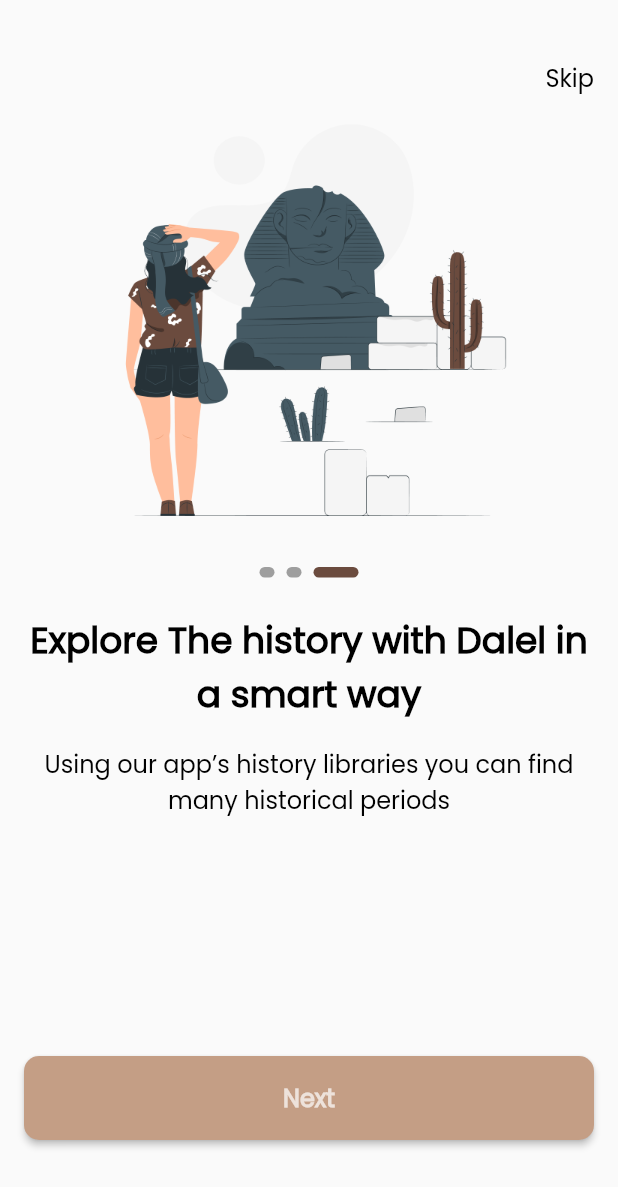
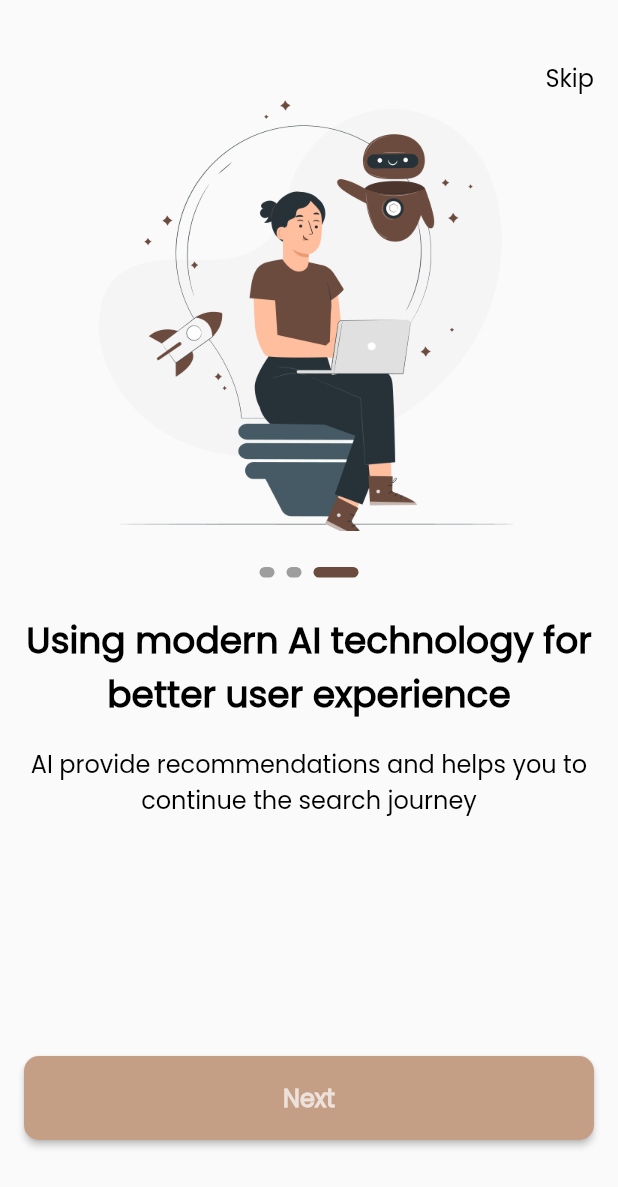
Before and after one commit to eiadHany/Daleel_app, a Flutter app: the screen it shows after launch, swiped to page 3, on a phone screen of 412 x 824 dp. Shown: the top 1187 px of the screen. Run offline on Flutter 3.47's test engine with Material 2 defaults, Android fonts, the phone set to English and light mode, and no system bars; drawn by our look-alikes of smooth_page_indicator; our stand-ins replace go_router.

Commit message:
create on boarding model

```diff
--- /dev/null
+++ b/lib/features/on boarding/data/models/on_boarding_model.dart
@@ -0,0 +1,16 @@
+import 'package:daleel/core/utils/app_assets.dart';
+
+class OnBoardingModel{
+  final String image;
+   final String title;
+    final String subtitle;
+
+  OnBoardingModel({required this.image, required this.title, required this.subtitle});
+
+
+}
+List <OnBoardingModel> onBoardingData= [
+  OnBoardingModel(image: Assets.onBoarding1, title: 'Explore The history with Dalel in a smart way', subtitle: 'Using our app’s history libraries you can find many historical periods'),
+   OnBoardingModel(image:Assets.onBoarding2, title: 'From every place on earth', subtitle: 'A big variety of ancient places from all over the world'),
+    OnBoardingModel(image:Assets.onBoarding3, title: 'Using modern AI technology for better user experience', subtitle: 'AI provide recommendations and helps you to continue the search journey')
+];
--- a/lib/features/on boarding/presentation/widget/on_boarding_view_body.dart
+++ b/lib/features/on boarding/presentation/widget/on_boarding_view_body.dart
@@ -1,6 +1,7 @@
 
 import 'package:daleel/core/utils/app_textstyle.dart';
 import 'package:daleel/core/widget/custom_btn.dart';
+import 'package:daleel/features/on%20boarding/data/models/on_boarding_model.dart';
 import 'package:daleel/features/on%20boarding/presentation/widget/custom_smooth_page_indicator.dart';
 import 'package:flutter/material.dart';
 
@@ -17,7 +18,7 @@ final PageController _controller = PageController();
       child: PageView.builder(
         physics: const BouncingScrollPhysics(),
         controller: _controller,
-        itemCount: 3,
+        itemCount: onBoardingData.length,
         itemBuilder: (context, index) {
           return Column(
             children: [
@@ -25,7 +26,7 @@ final PageController _controller = PageController();
                 height: 290,
                 width: 343,
                 decoration: BoxDecoration(
-                  image: DecorationImage(image: AssetImage(Assets.onBoarding1),
+                  image: DecorationImage(image: AssetImage(onBoardingData[index].image),
                   fit: BoxFit.fill)
                 ),
                ),
@@ -34,9 +35,9 @@ final PageController _controller = PageController();
               ),
               CustomSmoothPageIndicator(controller: _controller),
               const SizedBox(height: 24,),
-              const Text('Explore The history with Dalel in a smart way', style: CustomTextStyle.poppins500style24, textAlign: TextAlign.center,maxLines: 2,overflow: TextOverflow.ellipsis,),
+               Text(onBoardingData[index].title, style: CustomTextStyle.poppins500style24, textAlign: TextAlign.center,maxLines: 2,overflow: TextOverflow.ellipsis,),
               const SizedBox(height: 16,),
-              const Text('Using our app’s history libraries you can find many historical periods ', style: CustomTextStyle.poppins300style16, textAlign: TextAlign.center,maxLines: 2,overflow: TextOverflow.ellipsis,),
+               Text(onBoardingData[index].subtitle, style: CustomTextStyle.poppins300style16, textAlign: TextAlign.center,maxLines: 2,overflow: TextOverflow.ellipsis,),
 
             ],
           );
```
